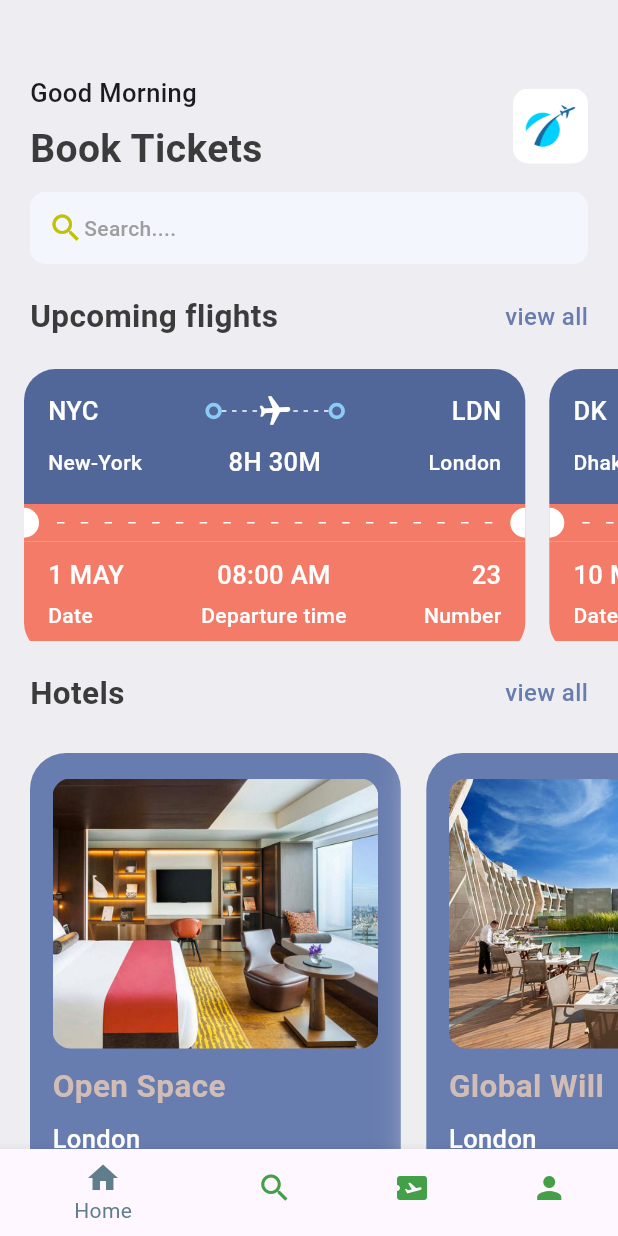
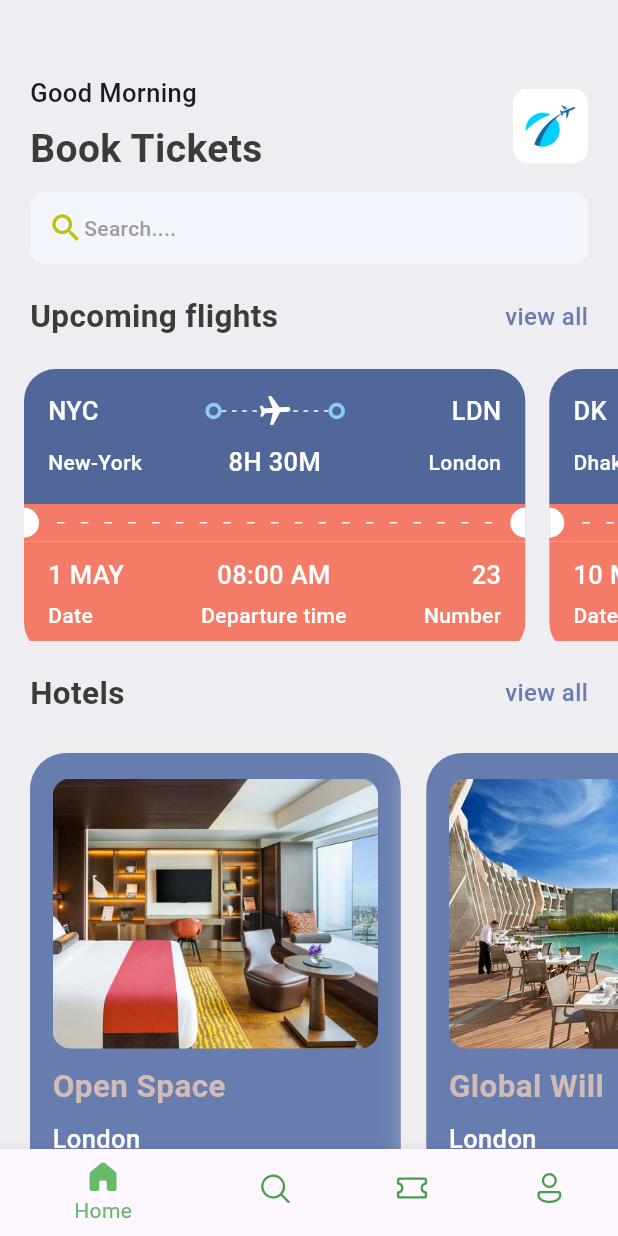
Before and after one commit to thuyavansc/flutter_ticket_booking_1, a Flutter app: the screen it shows after launch, on a phone screen of 412 x 824 dp. Run offline on Flutter 3.47's test engine with Material 3 defaults, Android fonts, the phone set to English and light mode, and no system bars; our stand-ins replace barcode_widget, fluentui_icons, get.

Commit message:
Bottom navigation bar icon fixed

```diff
--- a/lib/features/myticket/presentation/widgets/bottom_bar.dart
+++ b/lib/features/myticket/presentation/widgets/bottom_bar.dart
@@ -1,3 +1,4 @@
+import 'package:fluentui_icons/fluentui_icons.dart';
 import 'package:flutter/cupertino.dart';
 import 'package:flutter/material.dart';
 import 'package:flutter_ticket_booking_1/features/myticket/presentation/pages/home/home_screen.dart';
@@ -40,12 +41,20 @@ class _BottomNavBarState extends State<BottomNavBar> {
       body: Center(child: _widgetoptions[_selectedIndex],),
       bottomNavigationBar: BottomNavigationBar(
         items: const [
-          BottomNavigationBarItem(icon: Icon(Icons.home), label: 'Home',),
-          BottomNavigationBarItem(icon: Icon(Icons.search), label: 'Search',),
-          BottomNavigationBarItem(icon: Icon(Icons.airplane_ticket), label: 'Ticket',),
-          BottomNavigationBarItem(icon: Icon(Icons.person), label: 'Profile',),
+          BottomNavigationBarItem(icon: Icon(FluentSystemIcons.ic_fluent_home_regular),
+            activeIcon: Icon(FluentSystemIcons.ic_fluent_home_filled),
+            label: 'Home',),
+          BottomNavigationBarItem(icon: Icon(FluentSystemIcons.ic_fluent_search_regular),
+            activeIcon: Icon(FluentSystemIcons.ic_fluent_search_filled),
+            label: 'Search',),
+          BottomNavigationBarItem(icon: Icon(FluentSystemIcons.ic_fluent_ticket_regular),
+            activeIcon: Icon(FluentSystemIcons.ic_fluent_ticket_filled),
+            label: 'Ticket',),
+          BottomNavigationBarItem(icon: Icon(FluentSystemIcons.ic_fluent_person_regular),
+            activeIcon: Icon(FluentSystemIcons.ic_fluent_person_filled),
+            label: 'Profile',),
         ],
-        selectedItemColor: Colors.blueGrey,
+        selectedItemColor: Colors.green[400],
         unselectedItemColor: Colors.green[600],
         onTap: _onItemTapped,
         currentIndex: _selectedIndex,
```
